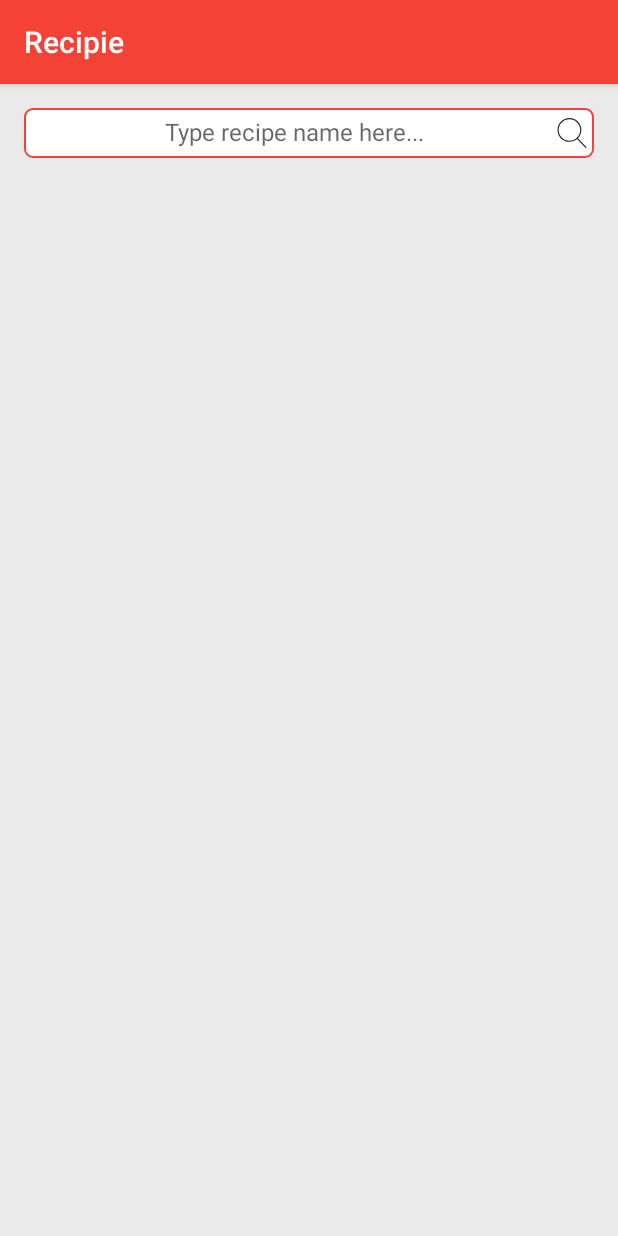
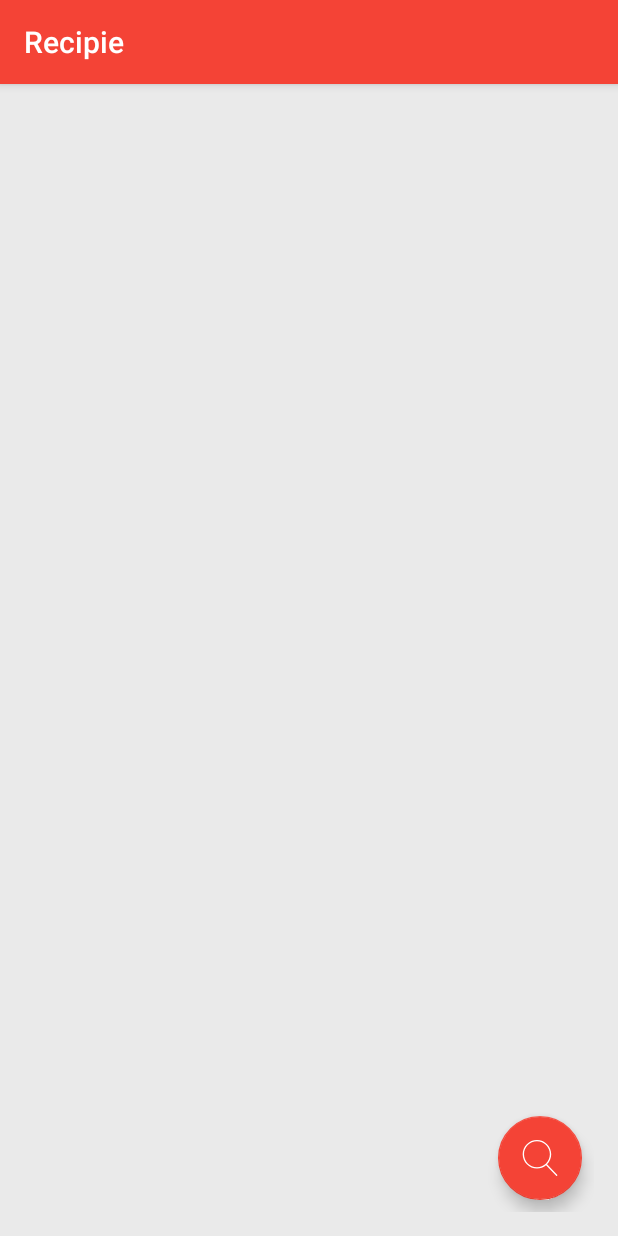
Before and after one commit to Progern/Recipie, an Android app: the SearchRecipesActivity screen opened directly, with no data from a screen before it, on a phone screen of 412 x 824 dp. Run offline under Robolectric (Android 15) with nearby library versions, the phone set to English and light mode, and no system bars; libraries missing offline, so code that uses them is left out: com.yarolegovich.lovelydialog; 3 statements that could not run were skipped.

Commit message:
Hotfix commit

```diff
--- a/app/build.gradle
+++ b/app/build.gradle
@@ -30,6 +30,7 @@ dependencies {
     })
     compile "org.jetbrains.kotlin:kotlin-stdlib-jre7:$kotlin_version"
     compile 'com.android.support:appcompat-v7:25.3.0'
+    compile 'com.android.support:design:25.3.0'
     compile 'org.jetbrains.anko:anko-sdk23:0.9.1'
     compile 'org.jetbrains.anko:anko-support-v4:0.9.1'
     compile 'org.jetbrains.anko:anko-appcompat-v7:0.9.1'
@@ -41,6 +42,7 @@ dependencies {
     compile 'com.squareup.picasso:picasso:2.5.2'
     compile 'com.squareup.retrofit2:retrofit:2.2.0'
     compile 'com.squareup.retrofit2:converter-gson:2.1.0'
+    compile 'com.yarolegovich:lovely-dialog:1.0.7'
     testCompile 'junit:junit:4.12'
 }
 
--- /dev/null
+++ b/app/src/main/res/drawable/ic_recipes_book.xml
@@ -0,0 +1,4 @@
+<vector android:height="64dp" android:viewportHeight="346.229"
+    android:viewportWidth="346.229" android:width="64dp" xmlns:android="http://schemas.android.com/apk/res/android">
+    <path android:fillColor="#FFFFFF" android:pathData="M48.9,8v289.4c0,4.4 -3.6,8 -8,8c-4.4,0 -8,-3.6 -8,-8V8c0,-4.4 3.6,-8 8,-8C45.3,0 48.9,3.6 48.9,8zM313.3,13.2v278.9c0,4.4 -3.6,8 -8,8H157.7v38.1c0,2.7 -1.4,5.2 -3.6,6.7c-2.3,1.5 -5.1,1.7 -7.6,0.6l-19.8,-8.8l-19.8,8.8c-1,0.5 -2.2,0.7 -3.3,0.7c-1.5,0 -3,-0.4 -4.4,-1.3c-2.3,-1.5 -3.6,-4 -3.6,-6.7v-38.1H72.9c-4.4,0 -8,-3.6 -8,-8V13.2c0,-4.4 3.6,-8 8,-8h232.4C309.7,5.2 313.3,8.8 313.3,13.2zM141.7,300.1h-30.1v25.8l11.8,-5.3c2.1,-0.9 4.4,-0.9 6.5,0l11.8,5.3V300.1zM297.3,21.2H80.9v262.9h68.8h147.6V21.2zM118.6,138.7c0,-17.1 13.9,-31 31,-31c2.8,0 5.5,0.4 8.1,1.1c5.4,-9.4 15.5,-15.4 26.9,-15.4c11.2,0 21.3,6.1 26.8,15.4c2.6,-0.7 5.4,-1.1 8.2,-1.1c17.1,0 31,13.9 31,31c0,17.1 -13.9,31 -31,31c-0.6,0 -1.3,-0 -1.9,-0.1v34.4c0,4.4 -3.6,8 -8,8h-50c-4.4,0 -8,-3.6 -8,-8v-34.4c-0.6,0 -1.3,0.1 -1.9,0.1C132.6,169.7 118.6,155.8 118.6,138.7zM134.6,138.7c0,8.3 6.8,15.1 15.1,15.1c2.3,0 4.5,-0.5 6.5,-1.5c2.5,-1.2 5.4,-1 7.7,0.4c2.3,1.5 3.7,4 3.7,6.8v36.6h34v-36.6c0,-2.7 1.4,-5.3 3.7,-6.8c2.3,-1.5 5.2,-1.6 7.7,-0.4c2,1 4.2,1.5 6.5,1.5c8.3,0 15.1,-6.8 15.1,-15.1s-6.8,-15 -15.1,-15c-2.9,0 -5.7,0.8 -8.1,2.4c-2.2,1.4 -4.9,1.7 -7.4,0.7c-2.4,-1 -4.2,-3.1 -4.8,-5.7c-1.5,-6.8 -7.7,-11.7 -14.7,-11.7c-7,0 -13.2,4.9 -14.7,11.7c-0.6,2.5 -2.4,4.7 -4.8,5.6c-2.4,1 -5.2,0.7 -7.4,-0.7c-2.4,-1.6 -5.2,-2.4 -8.1,-2.4C141.4,123.6 134.6,130.4 134.6,138.7z"/>
+</vector>
--- /dev/null
+++ b/app/src/main/res/drawable/ic_search_white.xml
@@ -0,0 +1,4 @@
+<vector android:height="24dp" android:viewportHeight="52.966"
+  android:viewportWidth="52.966" android:width="24dp" xmlns:android="http://schemas.android.com/apk/res/android">
+  <path android:fillColor="#FFFFFF" android:pathData="M51.7,51.27L36.85,35.82c3.79,-3.8 6.14,-9.04 6.14,-14.82c0,-11.58 -9.42,-21 -21,-21s-21,9.42 -21,21s9.42,21 21,21c5.08,0 9.75,-1.82 13.38,-4.83l14.9,15.49c0.2,0.2 0.46,0.31 0.72,0.31c0.25,0 0.5,-0.09 0.69,-0.28C52.07,52.3 52.09,51.67 51.7,51.27zM21.98,40c-10.48,0 -19,-8.52 -19,-19s8.52,-19 19,-19s19,8.52 19,19S32.46,40 21.98,40z"/>
+</vector>
--- a/app/src/main/res/layout/activity_search_recipes.xml
+++ b/app/src/main/res/layout/activity_search_recipes.xml
@@ -1,6 +1,7 @@
 <?xml version="1.0" encoding="utf-8"?>
 <RelativeLayout xmlns:android="http://schemas.android.com/apk/res/android"
   xmlns:tools="http://schemas.android.com/tools"
+  xmlns:app="http://schemas.android.com/apk/res-auto"
   android:id="@+id/activity_search_recipes"
   android:layout_width="match_parent"
   android:layout_height="match_parent"
@@ -11,40 +12,21 @@
   android:background="#eaeaea"
   tools:context="com.olegmisko.recipie.Activities.SearchRecipesActivity">
 
+  <android.support.design.widget.FloatingActionButton
+    android:id="@+id/fab_search"
+    android:layout_width="wrap_content"
+    android:layout_height="wrap_content"
+    android:layout_margin="@dimen/fab_margin"
+    android:src="@drawable/ic_search_white"
+    android:layout_alignParentBottom="true"
+    android:layout_alignParentRight="true"
+    app:backgroundTint="@color/colorPrimary"
+    tools:targetApi="lollipop" />
 
-
-  <LinearLayout
-    android:layout_width="match_parent"
-    android:layout_height="wrap_content"
-    android:orientation="horizontal"
-    android:id="@+id/search_recipes_layout"
-    android:background="@drawable/transparent_field">
-    <EditText
-      android:layout_width="match_parent"
-      android:layout_height="wrap_content"
-      android:textSize="16sp"
-      android:id="@+id/recipe_search_field"
-      android:hint="@string/type_recipe_name_here"
-      android:textAlignment="center"
-      android:layout_weight="5"
-      android:background="@android:color/transparent"
-      android:maxLength="25"
-      android:maxLines="1"
-      android:inputType="text"/>
-
-    <ImageView
-      android:layout_width="24dp"
-      android:layout_height="24dp"
-      android:src="@drawable/ic_search"
-      android:id="@+id/search_recipes_button"
-      android:layout_weight="1"/>
-  </LinearLayout>
 
   <android.support.v7.widget.RecyclerView
     android:id="@+id/recipesRecyclerView"
     android:layout_width="match_parent"
-    android:layout_height="match_parent"
-    android:layout_below="@id/search_recipes_layout"
-    android:paddingTop="15dp"/>
+    android:layout_height="match_parent"/>
 
 </RelativeLayout>
--- a/app/src/main/res/values/dimens.xml
+++ b/app/src/main/res/values/dimens.xml
@@ -4,4 +4,5 @@
   <dimen name="activity_vertical_margin">16dp</dimen>
   <dimen name="icon_size_card">30dp</dimen>
   <dimen name="icon_margin_card">15dp</dimen>
+  <dimen name="fab_margin">8dp</dimen>
 </resources>
```
Also changed, not shown: app/src/main/java/com/olegmisko/recipie/Activities/SearchRecipesActivity.kt (+15 -31 lines), app/src/main/res/drawable/recipe_search_book.png (added).
